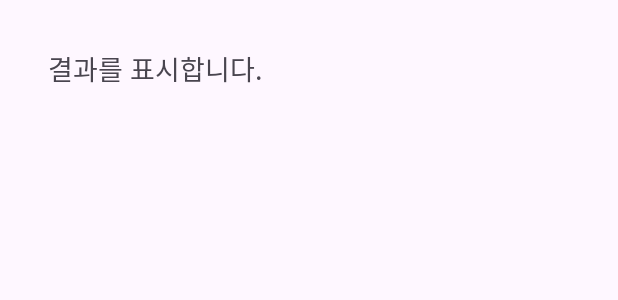
After one commit to jijun0129/ecocapture, an Android app: the layout text_result.xml on its own in the app's theme, with its tools: preview values and no code run, on a phone screen of 412 x 824 dp. The commit adds this screen. Shown: the top 300 px of the screen. Run offline under Robolectric (Android 15) with nearby library versions, the phone set to English and light mode, and no system bars.

Commit message:
11.14 16:03

```diff
--- a/app/src/main/AndroidManifest.xml
+++ b/app/src/main/AndroidManifest.xml
@@ -14,8 +14,9 @@
         android:supportsRtl="true"
         android:theme="@style/Theme.Ecocapture"
         tools:targetApi="31">
+        <activity android:name=".TextResultActivity" />
         <activity
-            android:name=".MainActivity"
+            android:name=".TextActivity"
             android:exported="true">
             <intent-filter>
                 <action android:name="android.intent.action.MAIN" />
--- a/app/src/main/res/layout/activity_main.xml
+++ b/app/src/main/res/layout/activity_main.xml
@@ -30,7 +30,7 @@
             android:layout_width="match_parent"
             android:layout_height="wrap_content"
             android:paddingTop="16dp"
-            android:text="Response will appear here"
+            android:text="궁금한걸 물어보세요~"
             android:textSize="16sp" />
     </LinearLayout>
 </ScrollView>
--- /dev/null
+++ b/app/src/main/res/layout/text_result.xml
@@ -0,0 +1,21 @@
+<?xml version="1.0" encoding="utf-8"?>
+<ScrollView xmlns:android="http://schemas.android.com/apk/res/android"
+    android:layout_width="match_parent"
+    android:layout_height="match_parent"
+    android:padding="16dp">
+
+    <LinearLayout
+        android:layout_width="match_parent"
+        android:layout_height="wrap_content"
+        android:orientation="vertical">
+
+        <TextView
+            android:id="@+id/textViewResult"
+            android:layout_width="match_parent"
+            android:layout_height="wrap_content"
+            android:textSize="18sp"
+            android:text="결과를 표시합니다."
+            android:padding="16dp" />
+
+    </LinearLayout>
+</ScrollView>
```
Also changed, not shown: app/src/main/java/com/example/ecocapture/TextActivity.kt (renamed from app/src/main/java/com/example/ecocapture/MainActivity.kt, +14 -17 lines), app/src/main/java/com/example/ecocapture/TextResultActivity.kt (added, +22 -0 lines).
